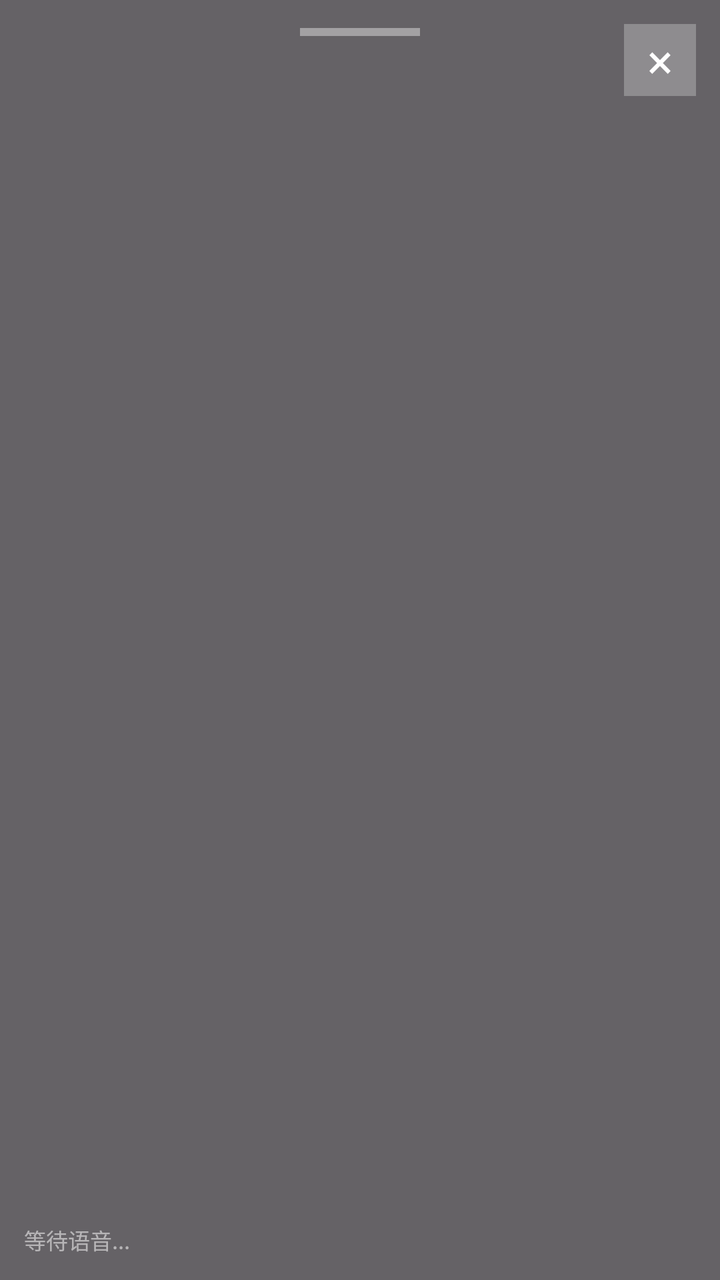
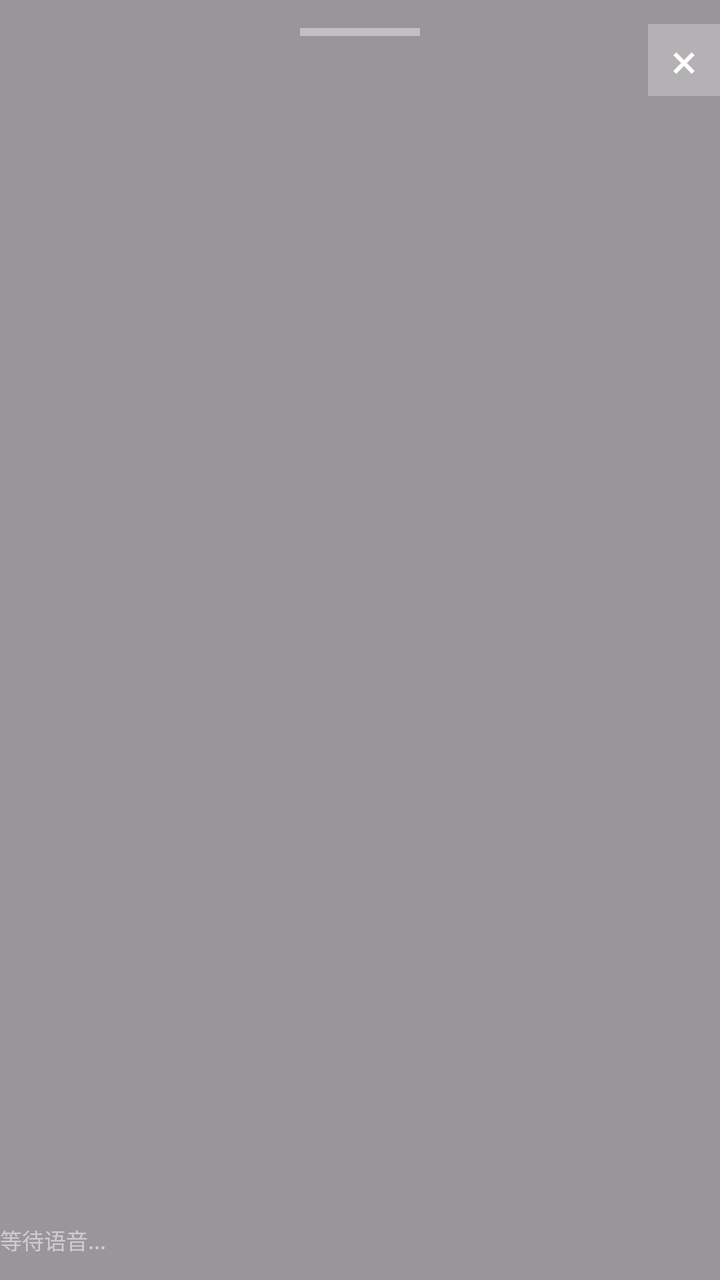

Before-and-after screenshots of an Android layout around one commit, followed by the original layout XML and the change that was made.
<!-- AndroidManifest.xml: application theme Theme.Material3.DayNight.NoActionBar -->
<!-- res/layout/floating_teleprompter.xml -->
<?xml version="1.0" encoding="utf-8"?>
<FrameLayout xmlns:android="http://schemas.android.com/apk/res/android"
    android:id="@+id/floating_root"
    android:layout_width="match_parent"
    android:layout_height="wrap_content"
    android:background="#99000000"
    android:padding="12dp">

    
    <ScrollView
        android:id="@+id/scroll_view"
        android:layout_width="match_parent"
        android:layout_height="280dp"
        android:scrollbars="none"
        android:overScrollMode="never">

        <TextView
            android:id="@+id/script_text"
            android:layout_width="match_parent"
            android:layout_height="wrap_content"
            android:textColor="#FFFFFF"
            android:textSize="24sp"
            android:lineSpacingMultiplier="1.4"
            android:paddingTop="120dp"
            android:paddingBottom="120dp"
            android:text="" />
    </ScrollView>

    
    <View
        android:id="@+id/drag_handle"
        android:layout_width="60dp"
        android:layout_height="4dp"
        android:layout_gravity="top|center_horizontal"
        android:layout_marginTop="2dp"
        android:background="#66FFFFFF" />

    
    <TextView
        android:id="@+id/btn_close"
        android:layout_width="36dp"
        android:layout_height="36dp"
        android:layout_gravity="top|end"
        android:text="×"
        android:textColor="#FFFFFF"
        android:textSize="24sp"
        android:gravity="center"
        android:background="#44FFFFFF" />

    
    <TextView
        android:id="@+id/debug_text"
        android:layout_width="wrap_content"
        android:layout_height="wrap_content"
        android:layout_gravity="bottom|start"
        android:textColor="#88FFFFFF"
        android:textSize="11sp"
        android:text="等待语音..." />

</FrameLayout>
<!-- resources referenced by this layout -->
<resources>

</resources>

<!-- the commit's change to res/layout/floating_teleprompter.xml (unified diff, before → after) -->
@@ -3,8 +3,9 @@
     android:id="@+id/floating_root"
     android:layout_width="match_parent"
     android:layout_height="wrap_content"
-    android:background="#99000000"
-    android:padding="12dp">
+    android:background="#66000000"
+    android:paddingTop="12dp"
+    android:paddingBottom="12dp">
 
     
     <ScrollView
@@ -19,8 +20,10 @@
             android:layout_width="match_parent"
             android:layout_height="wrap_content"
             android:textColor="#FFFFFF"
-            android:textSize="24sp"
-            android:lineSpacingMultiplier="1.4"
+            android:textSize="28sp"
+            android:lineSpacingMultiplier="1.55"
+            android:paddingStart="8dp"
+            android:paddingEnd="8dp"
             android:paddingTop="120dp"
             android:paddingBottom="120dp"
             android:text="" />
